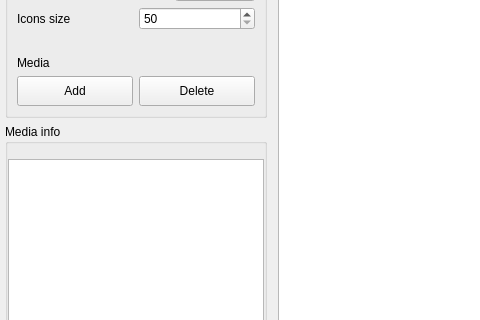
Above: UI/MainWindow.ui from ramaxa9/emedia before the change; both pictures show x 0 to 480 and y 329 to 649 of the 1200 by 800 pixel window. Below: the same form after it.
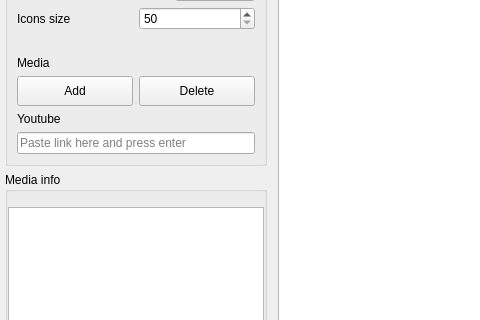
That is the form after the change. Icons and pictures are not drawn. Custom widgets are drawn as their Qt base class.

What changed in the file:
```diff
--- a/UI/MainWindow.ui
+++ b/UI/MainWindow.ui
@@ -415,6 +415,24 @@
             </item>
            </layout>
           </item>
+          <item>
+           <widget class="QLabel" name="label_5">
+            <property name="text">
+             <string>Youtube</string>
+            </property>
+           </widget>
+          </item>
+          <item>
+           <layout class="QHBoxLayout" name="horizontalLayout_12" stretch="1">
+            <item>
+             <widget class="QLineEdit" name="link_youtbe">
+              <property name="placeholderText">
+               <string>Paste link here and press enter</string>
+              </property>
+             </widget>
+            </item>
+           </layout>
+          </item>
          </layout>
         </widget>
        </item>
```
